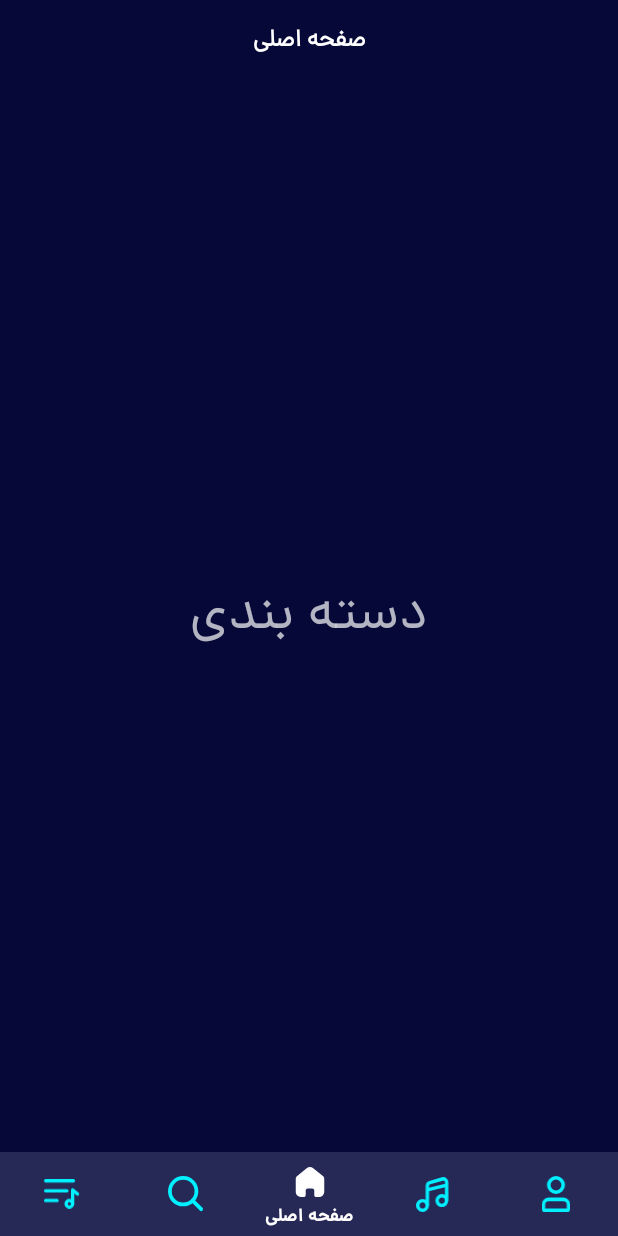
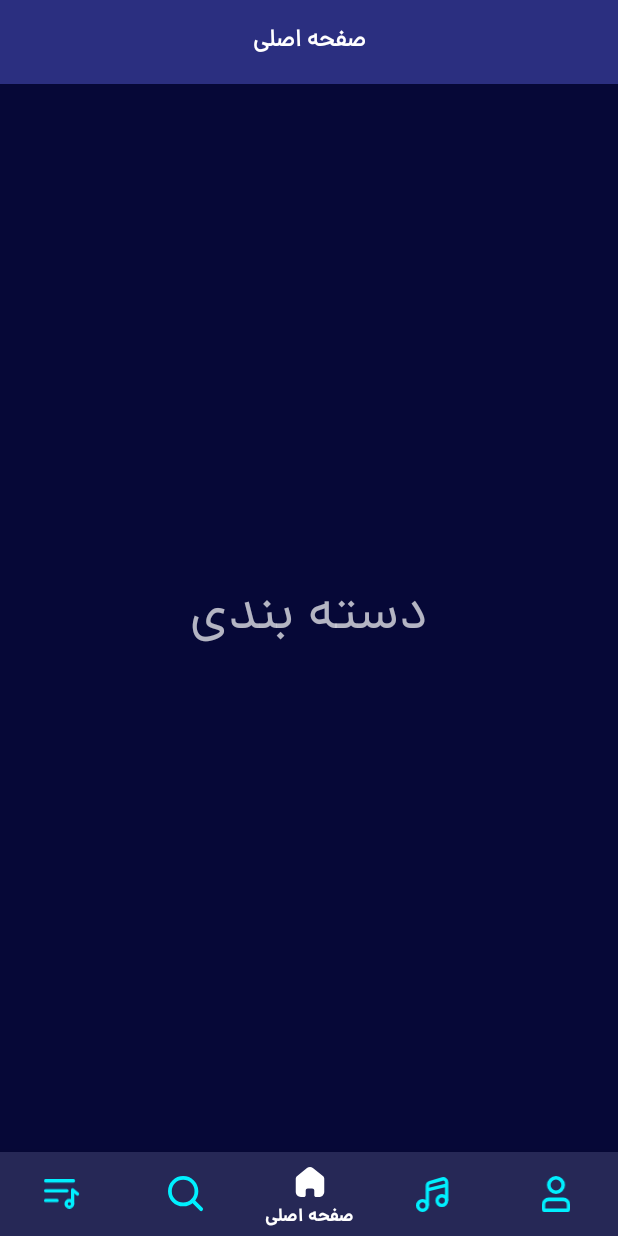
Before and after one commit to VahidGarousi/TarAvaz-XML, an Android app: the screen it shows after launch (MainActivity), on a phone screen of 412 x 824 dp. Run offline under Robolectric (Android 15) with nearby library versions, the phone set to English and light mode, and no system bars; our stand-ins replace Timber; libraries missing offline, so code that uses them is left out: com.facebook.drawee; 1 statement that could not run was skipped.

```diff
--- a/app/src/main/java/ir/vbile/app/taravaz/feautre/splash/SplashFragment.kt
+++ b/app/src/main/java/ir/vbile/app/taravaz/feautre/splash/SplashFragment.kt
@@ -13,7 +13,7 @@ class SplashFragment : TarAvazFragment(R.layout.fragment_splash) {
     override fun onViewCreated(view: View, savedInstanceState: Bundle?) {
         super.onViewCreated(view, savedInstanceState)
         GlobalScope.launch {
-            delay(500)
+            delay(1500)
             findNavController().navigate(R.id.action_splashFragment_to_homeFragment)
         }
     }
--- a/app/src/main/res/drawable/background_screens.xml
+++ b/app/src/main/res/drawable/background_screens.xml
@@ -2,6 +2,7 @@
 <shape xmlns:android="http://schemas.android.com/apk/res/android"
     android:shape="rectangle">
     <gradient
-        android:endColor="@color/blue"
+        android:angle="90"
+        android:endColor="#2B2F80"
         android:startColor="#00022E" />
 </shape>
--- a/app/src/main/res/layout/view_toolbar.xml
+++ b/app/src/main/res/layout/view_toolbar.xml
@@ -3,7 +3,8 @@
     xmlns:app="http://schemas.android.com/apk/res-auto"
     xmlns:tools="http://schemas.android.com/tools"
     android:layout_width="match_parent"
-    android:layout_height="56dp">
+    android:layout_height="56dp"
+    android:background="#2B2F80">
 
     <ImageView
         android:id="@+id/btnBack"
```
